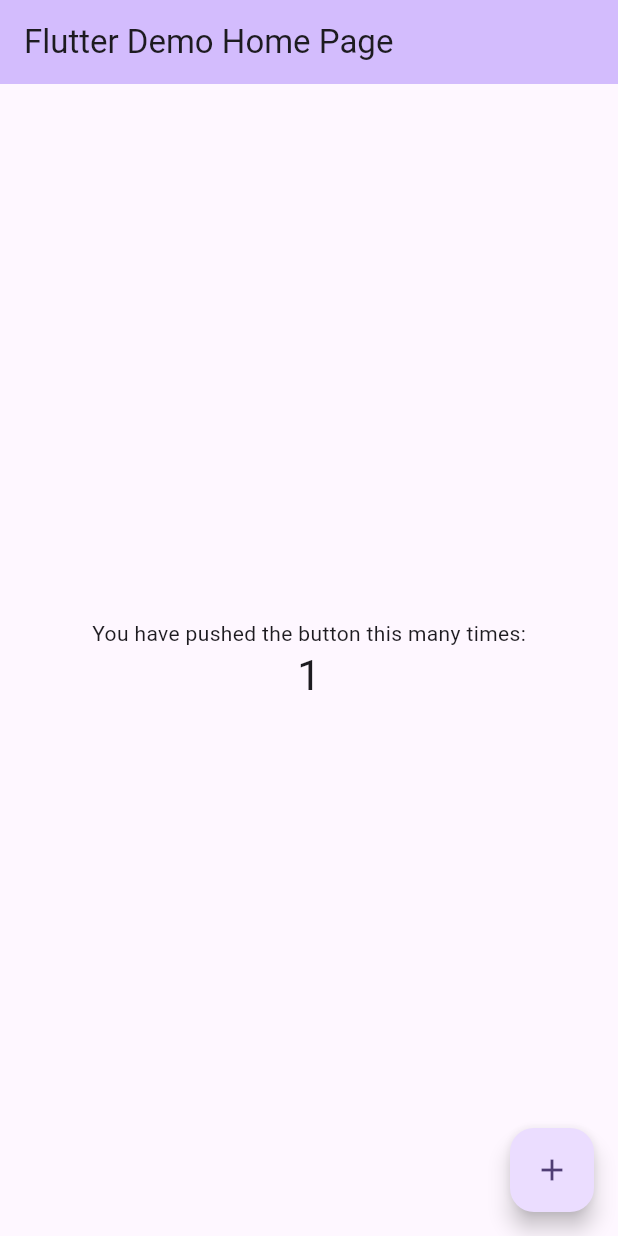
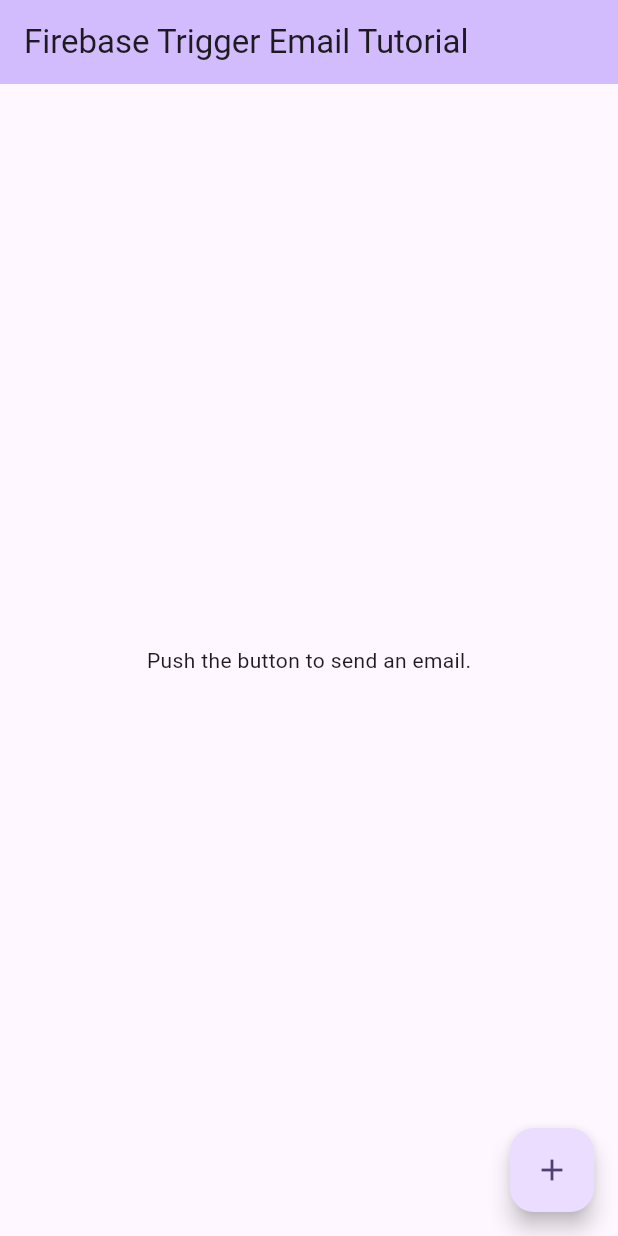
Before and after one commit to AugustanaCSC490Spring2025/TutorialFirebaseTriggerEmail, a Flutter app: the MyHomePage screen opened directly, after a tap on the "add" icon, on a phone screen of 412 x 824 dp. Run offline on Flutter 3.47's test engine with Material 3 defaults, Android fonts, the phone set to English and light mode, and no system bars; our stand-ins replace firebase_core; accounts and stored records are empty.

Commit message:
Deleted method _incrementCounter and created method _sendEmail. Changed all text to fit the context of trigger email rather than incrementing a counter. Deleted comments.

```diff
--- a/trigger_email_tutorial/lib/main.dart
+++ b/trigger_email_tutorial/lib/main.dart
@@ -7,45 +7,21 @@
 class MyApp extends StatelessWidget {
   const MyApp({super.key});
 
-  // This widget is the root of your application.
   @override
   Widget build(BuildContext context) {
     return MaterialApp(
-      title: 'Flutter Demo',
+      title: 'Firebase Trigger Email Tutorial',
       theme: ThemeData(
-        // This is the theme of your application.
-        //
-        // TRY THIS: Try running your application with "flutter run". You'll see
-        // the application has a purple toolbar. Then, without quitting the app,
-        // try changing the seedColor in the colorScheme below to Colors.green
-        // and then invoke "hot reload" (save your changes or press the "hot
-        // reload" button in a Flutter-supported IDE, or press "r" if you used
-        // the command line to start the app).
-        //
-        // Notice that the counter didn't reset back to zero; the application
-        // state is not lost during the reload. To reset the state, use hot
-        // restart instead.
-        //
-        // This works for code too, not just values: Most code changes can be
-        // tested with just a hot reload.
+
         colorScheme: ColorScheme.fromSeed(seedColor: Colors.deepPurple),
       ),
-      home: const MyHomePage(title: 'Flutter Demo Home Page'),
+      home: const MyHomePage(title: 'Firebase Trigger Email Tutorial'),
     );
   }
 }
 
 class MyHomePage extends StatefulWidget {
   const MyHomePage({super.key, required this.title});
-
-  // This widget is the home page of your application. It is stateful, meaning
-  // that it has a State object (defined below) that contains fields that affect
-  // how it looks.
-
-  // This class is the configuration for the state. It holds the values (in this
-  // case the title) provided by the parent (in this case the App widget) and
-  // used by the build method of the State. Fields in a Widget subclass are
-  // always marked "final".
 
   final String title;
 
@@ -54,69 +30,34 @@
 }
 
 class _MyHomePageState extends State<MyHomePage> {
-  int _counter = 0;
 
-  void _incrementCounter() {
-    setState(() {
-      // This call to setState tells the Flutter framework that something has
-      // changed in this State, which causes it to rerun the build method below
-      // so that the display can reflect the updated values. If we changed
-      // _counter without calling setState(), then the build method would not be
-      // called again, and so nothing would appear to happen.
-      _counter++;
-    });
+  void _sendEmail() {
+
   }
 
   @override
   Widget build(BuildContext context) {
-    // This method is rerun every time setState is called, for instance as done
-    // by the _incrementCounter method above.
-    //
-    // The Flutter framework has been optimized to make rerunning build methods
-    // fast, so that you can just rebuild anything that needs updating rather
-    // than having to individually change instances of widgets.
+
     return Scaffold(
       appBar: AppBar(
-        // TRY THIS: Try changing the color here to a specific color (to
-        // Colors.amber, perhaps?) and trigger a hot reload to see the AppBar
-        // change color while the other colors stay the same.
+
         backgroundColor: Theme.of(context).colorScheme.inversePrimary,
-        // Here we take the value from the MyHomePage object that was created by
-        // the App.build method, and use it to set our appbar title.
+
         title: Text(widget.title),
       ),
       body: Center(
-        // Center is a layout widget. It takes a single child and positions it
-        // in the middle of the parent.
         child: Column(
-          // Column is also a layout widget. It takes a list of children and
-          // arranges them vertically. By default, it sizes itself to fit its
-          // children horizontally, and tries to be as tall as its parent.
-          //
-          // Column has various properties to control how it sizes itself and
-          // how it positions its children. Here we use mainAxisAlignment to
-          // center the children vertically; the main axis here is the vertical
-          // axis because Columns are vertical (the cross axis would be
-          // horizontal).
-          //
-          // TRY THIS: Invoke "debug painting" (choose the "Toggle Debug Paint"
-          // action in the IDE, or press "p" in the console), to see the
-          // wireframe for each widget.
           mainAxisAlignment: MainAxisAlignment.center,
           children: <Widget>[
-            const Text('You have pushed the button this many times:'),
-            Text(
-              '$_counter',
-              style: Theme.of(context).textTheme.headlineMedium,
-            ),
+            const Text('Push the button to send an email.'),
           ],
         ),
       ),
       floatingActionButton: FloatingActionButton(
-        onPressed: _incrementCounter,
-        tooltip: 'Increment',
+        onPressed: _sendEmail,
+        tooltip: 'Send Email',
         child: const Icon(Icons.add),
-      ), // This trailing comma makes auto-formatting nicer for build methods.
+      ),
     );
   }
 }
```
